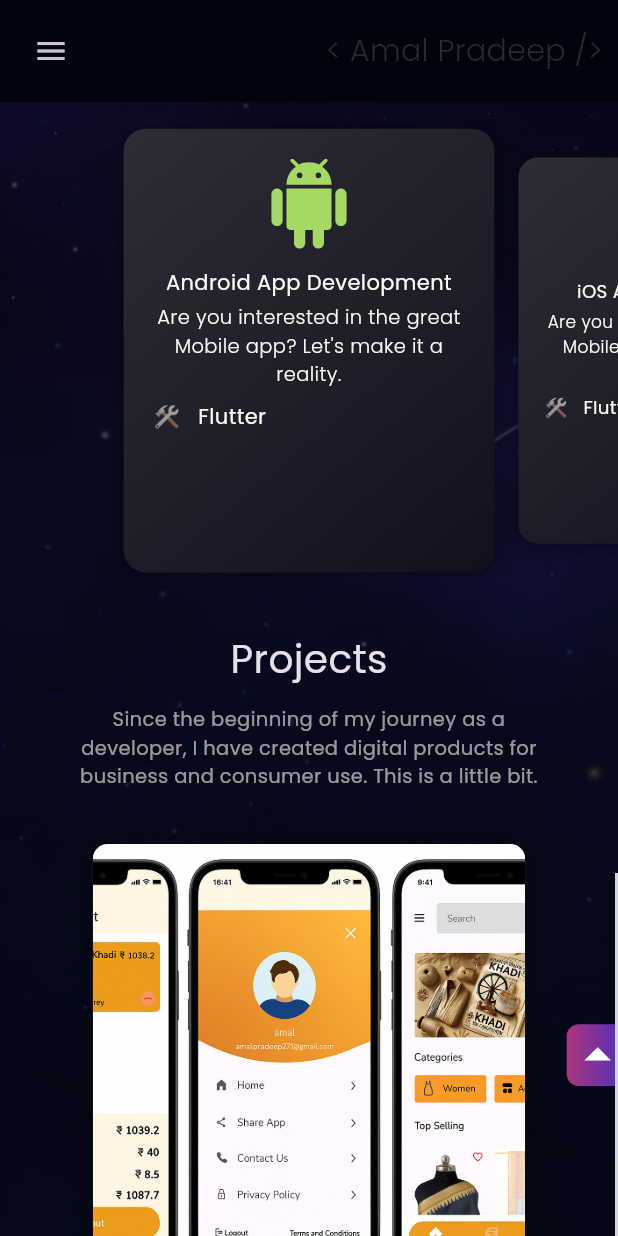
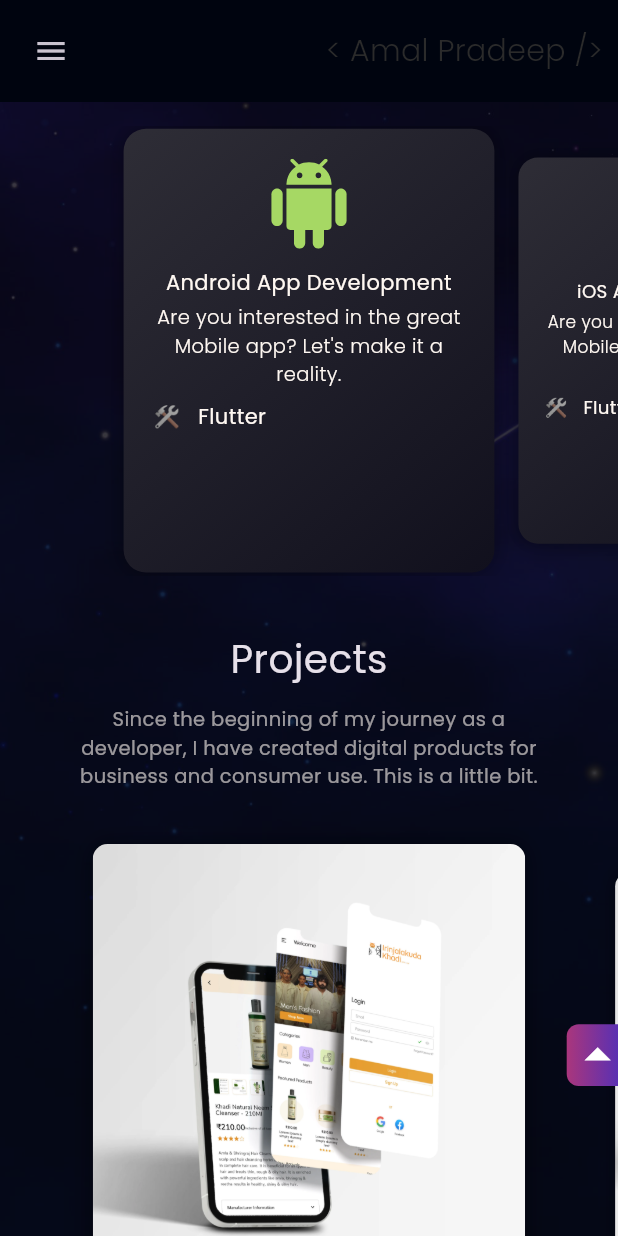
Before and after one commit to amalpradeep271/portfolio_website, a Flutter app: the screen it shows after launch, scrolled down 576 dp, on a phone screen of 412 x 824 dp. Run offline on Flutter 3.47's test engine with Material 3 defaults, Android fonts, the phone set to English and light mode, and no system bars; drawn by our look-alikes of carousel_slider, scrollable_positioned_list; our stand-ins replace animated_text_kit, connectivity_plus, firebase_core, flutter_bloc, flutter_svg, sizer; missing offline and left inert: universal_html; accounts and stored records are empty; network calls fail; grey boxes are pictures that could not be loaded.

Commit message:
minor changes

```diff
--- a/lib/app/utils/project_utils.dart
+++ b/lib/app/utils/project_utils.dart
@@ -15,35 +15,39 @@ class ProjectUtils {
 
 List<ProjectUtils> projectUtils = [
   ProjectUtils(
-    banners: 'assets/images/sam1.png',
+    banners: 'assets/images/khadi.jpg',
     icons: 'assets/images/flutter.png',
     titles: 'Irinjalakuda Khadi',
     description:
-        'This is a just Fully functional Social media App by using flutter, source code is also available, check below.',
-    links: 'https://github.com/sudeshnb/poetically-.git',
+        'This is a Fully functional E-Commerce App by using flutter,Beta Link available, check below.',
+    links:
+        'https://drive.google.com/file/d/1Ywoavnjv_1TSrE0XRJU5PKsl53WYnzsj/view?usp=drive_link',
   ),
   ProjectUtils(
-    banners: 'assets/imgs/1.png',
+    banners: 'assets/images/ibiye.jpg',
     icons: 'assets/images/flutter.png',
-    titles: 'Awesome CRM UI',
+    titles: 'Ibiye App',
     description:
-        'This is a just CRM UI Design using Figma, file is also available, check below.',
-    links: 'https://github.com/sudeshnb/',
+        'This is a just Fully functional Ibiye Ecommerce App by using flutter,available on play store, check below.',
+
+    links: 'https://play.google.com/store/apps/details?id=com.ibiye.project',
   ),
   ProjectUtils(
-    banners: 'assets/imgs/03.png',
+    banners: 'assets/images/navasankalp.png',
     icons: 'assets/images/flutter.png',
-    titles: 'Exercise App',
+    titles: 'Navasankalp',
     description:
-        'This is a just Fully function Exercise App by using flutter, source code is also available, check below.',
-    links: 'https://github.com/sudeshnb/elderly_exercise_app.git',
+        'This is a Fully function E-Organization App by using flutter,Beta Link available, check below.',
+    links:
+        'https://drive.google.com/file/d/1oJ8GhfgSoEeGytoVtsw2WZPmVNoorjFt/view?usp=sharing',
   ),
   ProjectUtils(
-    banners: 'assets/imgs/04.png',
+    banners: 'assets/images/redcross.jpg',
     icons: 'assets/images/flutter.png',
-    titles: 'Awesome Plant App UI',
+    titles: 'Red Cross App',
     description:
-        'This is a just Plant App UI by using flutter, source code is also available, check below.',
-    links: 'https://github.com/sudeshnb/flutter_plant_app.git',
+        'This is a Fully function E-Organization App by using flutter,Beta Link available, check below.',
+    links:
+        'https://drive.google.com/file/d/1J0qi4G4xgWAmnizcnPipuGMhMJYcNlyW/view?usp=sharing',
   ),
 ];
--- a/lib/main.dart
+++ b/lib/main.dart
@@ -1,7 +1,11 @@
+import 'package:firebase_core/firebase_core.dart';
 import 'package:flutter/material.dart';
+import 'package:portfolio_website/firebase_options.dart';
 import 'package:portfolio_website/my_site.dart';
 
-void main() {
+void main() async {
   WidgetsFlutterBinding.ensureInitialized();
+
+  await Firebase.initializeApp(options: DefaultFirebaseOptions.currentPlatform);
   runApp(const MySite());
 }
--- a/pubspec.yaml
+++ b/pubspec.yaml
@@ -35,6 +35,7 @@ dependencies:
   flutter:
     sdk: flutter
   flutter_bloc: ^9.1.1
+  firebase_core:
   flutter_svg: ^2.1.0
   meta: null
   provider: ^6.1.5
```
Also changed, not shown: assets/images/ibiye.jpg (added), assets/images/khadi.jpg (added), assets/images/navasankalp.png (added), assets/images/redcross.jpg (added), firebase.json (added), lib/firebase_options.dart (added), pubspec.lock, 8 other files.
